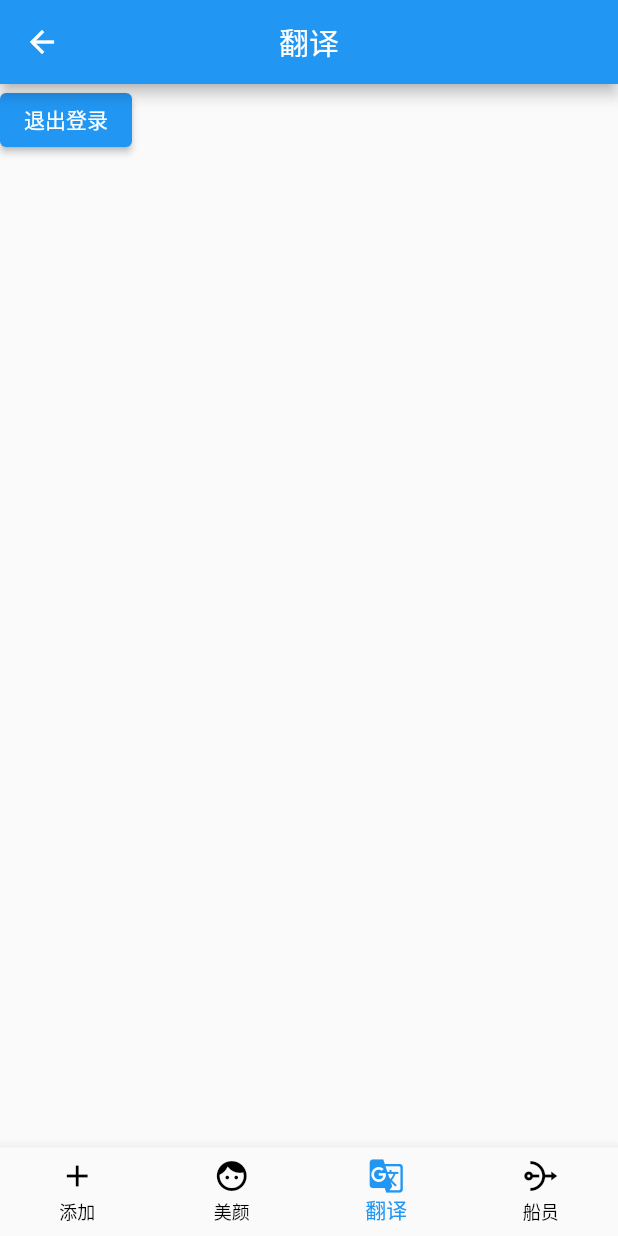
After one commit to gdhGaoFei/flutter_study, a Flutter app: the TabbarView screen opened by its route, item 3 of the bottom bar chosen, on a phone screen of 412 x 824 dp. The commit adds this screen. Run offline on Flutter 3.47's test engine with Material 2 defaults, Android fonts, the phone set to English and light mode, and no system bars; our stand-ins replace dio, flutter_easyrefresh, flutter_screenutil, flutter_swiper; missing offline and left inert: provide.

Commit message:
==== 上传代码 ==== 继续学习

```diff
--- a/FlutterApp/Flutter210706App/flutter_210706_application_1/lib/Routes/routes.dart
+++ b/FlutterApp/Flutter210706App/flutter_210706_application_1/lib/Routes/routes.dart
@@ -2,7 +2,9 @@
 
 import 'package:flutter/material.dart';
 import 'package:flutter_210706_application_1/View/LoginView.dart';
+import 'package:flutter_210706_application_1/View/TabbarView.dart';
 
 Map<String, WidgetBuilder> routes = {
   "/": (BuildContext context) => LoginView(),
+  "tabbar": (BuildContext context) => TabbarView(),
 };
--- /dev/null
+++ b/FlutterApp/Flutter210706App/flutter_210706_application_1/lib/View/TabbarFanYiView.dart
@@ -0,0 +1,34 @@
+// 翻译
+
+import 'package:flutter/material.dart';
+
+class TabbarFanYiView extends StatefulWidget {
+  //const TabbarFanYiView({ Key? key }) : super(key: key);
+
+  @override
+  _TabbarFanYiViewState createState() => _TabbarFanYiViewState();
+}
+
+class _TabbarFanYiViewState extends State<TabbarFanYiView> {
+  @override
+  Widget build(BuildContext context) {
+    return Scaffold(
+      appBar: AppBar(
+        title: Text("翻译"),
+        centerTitle: true,
+      ),
+      body: Column(
+        children: [
+          ElevatedButton(
+            onPressed: () {
+              setState(() {
+                Navigator.of(context).popAndPushNamed("/");
+              });
+            },
+            child: Text("退出登录"),
+          ),
+        ],
+      ),
+    );
+  }
+}
--- /dev/null
+++ b/FlutterApp/Flutter210706App/flutter_210706_application_1/lib/View/TabbarView.dart
@@ -0,0 +1,81 @@
+// TabbarView
+
+import 'package:flutter/material.dart';
+import 'package:flutter_210706_application_1/View/TabbarAddView.dart';
+import 'package:flutter_210706_application_1/View/TabbarChuanYuanView.dart';
+import 'package:flutter_210706_application_1/View/TabbarFaceView.dart';
+import 'package:flutter_210706_application_1/View/TabbarFanYiView.dart';
+
+class TabbarView extends StatefulWidget {
+  //const TabbarView({ Key? key }) : super(key: key);
+
+  @override
+  _TabbarViewState createState() => _TabbarViewState();
+}
+
+class _TabbarViewState extends State<TabbarView> {
+  //选中的下标
+  int _currentIndex = 0;
+
+  // body
+  List<Widget> _controllers = [];
+
+  @override
+  void initState() {
+    // TODO: implement initState
+    super.initState();
+    _controllers = [
+      TabbarAddView(),
+      TabbarFaceView(),
+      TabbarFanYiView(),
+      TabbarChuanYuanView(),
+    ];
+  }
+
+  // 销毁时
+  @override
+  void dispose() {
+    // TODO: implement dispose
+    super.dispose();
+  }
+
+  @override
+  Widget build(BuildContext context) {
+    return Scaffold(
+      bottomNavigationBar: BottomNavigationBar(
+        type: BottomNavigationBarType.fixed,
+        onTap: (index) {
+          setState(() {
+            _currentIndex = index;
+          });
+        },
+        currentIndex: _currentIndex,
+        // backgroundColor: Colors.amber, // tabbar的背景颜色
+        selectedItemColor: Colors.blue, // item选中的颜色
+        // fixedColor: Colors.red,// item选中的颜色
+        unselectedItemColor: Colors.black, // item未选中的颜色
+        items: [
+          BottomNavigationBarItem(
+            icon: Icon(Icons.add),
+            activeIcon: Icon(Icons.add_a_photo_rounded),
+            label: "添加",
+          ),
+          BottomNavigationBarItem(
+            label: "美颜",
+            activeIcon: Icon(Icons.face_retouching_off_rounded),
+            icon: Icon(Icons.face),
+          ),
+          BottomNavigationBarItem(
+            label: "翻译",
+            icon: Icon(Icons.g_translate),
+          ),
+          BottomNavigationBarItem(
+            label: "船员",
+            icon: Icon(Icons.nat),
+          ),
+        ],
+      ),
+      body: _controllers[_currentIndex],
+    );
+  }
+}
--- a/FlutterApp/Flutter210706App/flutter_210706_application_1/lib/main.dart
+++ b/FlutterApp/Flutter210706App/flutter_210706_application_1/lib/main.dart
@@ -36,8 +36,13 @@ class MyApp extends StatelessWidget {
         // Notice that the counter didn't reset back to zero; the application
         // is not restarted.
         primarySwatch: Colors.blue,
+        // tabBarTheme: TabBarTheme(
+        //   labelColor: Colors.red,
+        // ),
+        // primaryColor: Colors.red,
       ),
       routes: routes,
+      initialRoute: Provider.of<ProviderDemo>(context).isLogin ? "tabbar" : "/",
       // routes: {
       //   //"home": (context) => MyHomePage(title: "项目1训练"), // 首页
       //   "/": (context) => LoginView(),
--- a/FlutterApp/Flutter210706App/flutter_210706_application_1/lib/provider/Provider.dart
+++ b/FlutterApp/Flutter210706App/flutter_210706_application_1/lib/provider/Provider.dart
@@ -10,4 +10,17 @@ class ProviderDemo extends ChangeNotifier {
     _count++;
     notifyListeners();
   }
+
+  //是否登录了
+  bool _isLogin = false;
+  bool get isLogin {
+    return _isLogin;
+  }
+
+  //登录成功
+  void loginOrLogout() {
+    _isLogin = !_isLogin;
+    notifyListeners();
+    print(_isLogin ? "登录成功" : "退出登录成功");
+  }
 }
```
Also changed, not shown: FlutterApp/Flutter210706App/flutter_210706_application_1/lib/View/LoginView.dart (+8 -1 lines), FlutterApp/Flutter210706App/flutter_210706_application_1/lib/View/TabbarAddView.dart (added, +22 -0 lines), FlutterApp/Flutter210706App/flutter_210706_application_1/lib/View/TabbarChuanYuanView.dart (added, +22 -0 lines), FlutterApp/Flutter210706App/flutter_210706_application_1/lib/View/TabbarFaceView.dart (added, +22 -0 lines), 7 other files.
